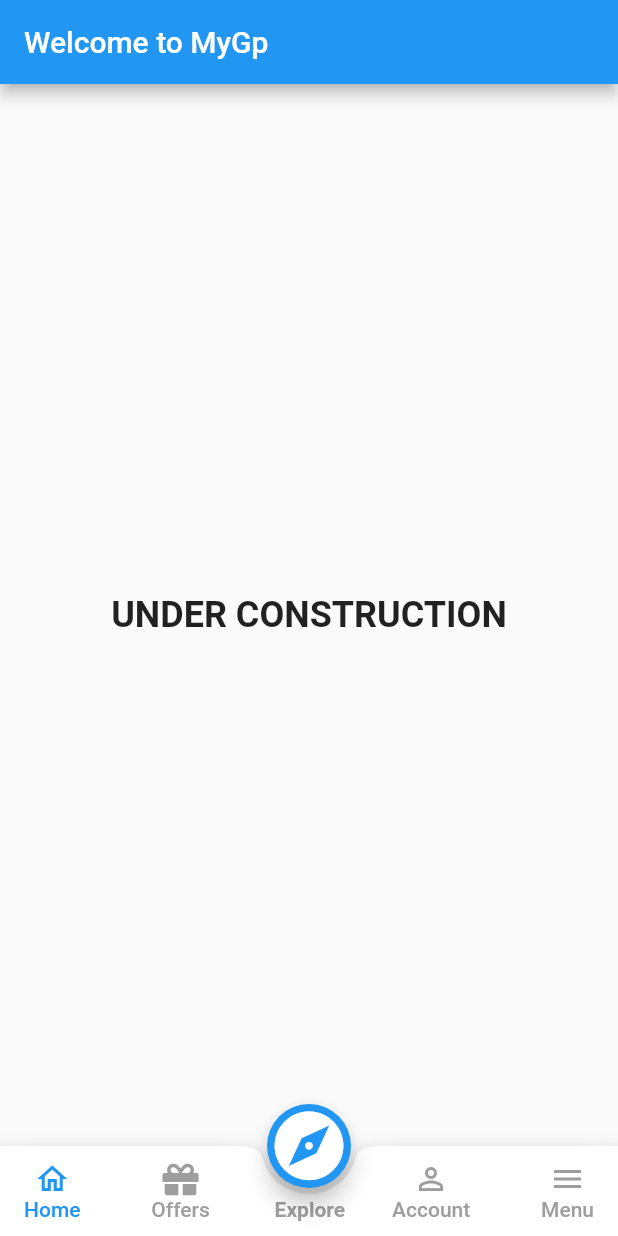
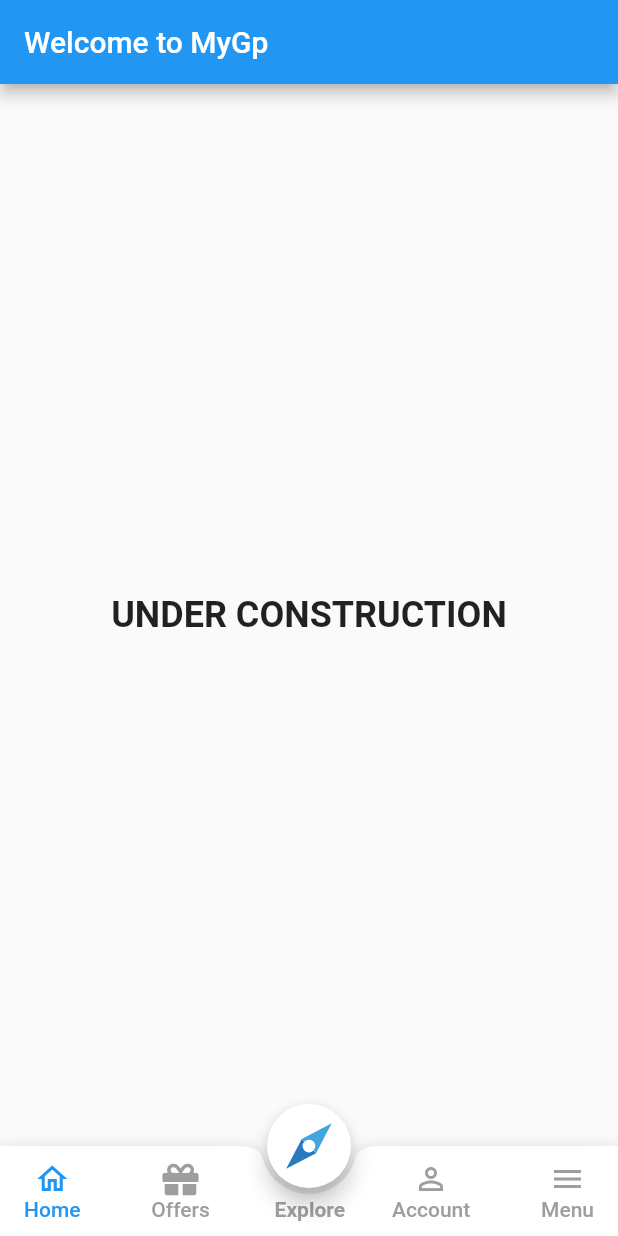
Before and after one commit to mdkamrulislam-web/my_gp_app_remake, a Flutter app: the screen it shows after launch, item 2 of the bottom bar chosen, scrolled down 63 dp, after a tap on "Home", on a phone screen of 412 x 824 dp. Run offline on Flutter 3.47's test engine with Material 2 defaults, Android fonts, the phone set to English and light mode, and no system bars; our stand-ins replace font_awesome_flutter.

Commit message:
26th Commit - 20th October 2021

```diff
--- /dev/null
+++ b/lib/customdesigns/exploreappicon.dart
@@ -0,0 +1,53 @@
+import 'package:flutter/material.dart';
+import 'package:testing/pages/home.dart';
+
+class RPSCustomPainter extends CustomPainter {
+  const RPSCustomPainter(
+      this.backgroundcolor, this.tringle1, this.tringle2, this.insideCircle);
+
+  final backgroundcolor;
+  final tringle1;
+  final tringle2;
+  final insideCircle;
+
+  @override
+  void paint(Canvas canvas, Size size) {
+    Paint paint_0_fill = Paint()..style = PaintingStyle.fill;
+    paint_0_fill.color = backgroundcolor;
+    // Color(0xffFFFFFF).withOpacity(1.0);
+    canvas.drawCircle(Offset(size.width * 0.4991493, size.height * 0.5003993),
+        size.width * 0.4639583, paint_0_fill);
+
+    Path path_1 = Path();
+    path_1.moveTo(size.width * 0.2283854, size.height * 0.7711632);
+    path_1.lineTo(size.width * 0.5842882, size.height * 0.5855035);
+    path_1.lineTo(size.width * 0.4991667, size.height * 0.5003819);
+    path_1.lineTo(size.width * 0.4140451, size.height * 0.4152604);
+    path_1.close();
+
+    Paint paint_1_fill = Paint()..style = PaintingStyle.fill;
+    paint_1_fill.color = tringle1;
+    canvas.drawPath(path_1, paint_1_fill);
+
+    Path path_2 = Path();
+    path_2.moveTo(size.width * 0.7699132, size.height * 0.2296354);
+    path_2.lineTo(size.width * 0.5842535, size.height * 0.5855382);
+    path_2.lineTo(size.width * 0.4991319, size.height * 0.5004167);
+    path_2.lineTo(size.width * 0.4140104, size.height * 0.4152951);
+    path_2.close();
+
+    Paint paint_2_fill = Paint()..style = PaintingStyle.fill;
+    paint_2_fill.color = tringle2;
+    canvas.drawPath(path_2, paint_2_fill);
+
+    Paint paint_3_fill = Paint()..style = PaintingStyle.fill;
+    paint_3_fill.color = insideCircle;
+    canvas.drawCircle(Offset(size.width * 0.4991493, size.height * 0.5003993),
+        size.width * 0.07612847, paint_3_fill);
+  }
+
+  @override
+  bool shouldRepaint(covariant CustomPainter oldDelegate) {
+    return true;
+  }
+}
--- a/lib/pages/home.dart
+++ b/lib/pages/home.dart
@@ -6,6 +6,7 @@ import 'package:testing/pages/dashboard.dart';
 import 'package:testing/pages/explore.dart';
 import 'package:testing/pages/menu.dart';
 import 'package:testing/pages/offerpage/offers.dart';
+import 'package:testing/customdesigns/exploreappicon.dart';
 
 class Home extends StatefulWidget {
   const Home({Key? key}) : super(key: key);
@@ -29,6 +30,12 @@ class _HomeState extends State<Home> {
   final PageStorageBucket bucket = PageStorageBucket();
   bool pressed = false;
   String buttonText = 'Explore';
+
+  Color explorebuttonbgcolor = Color(0xffFFFFFF).withOpacity(1.0);
+  int angle = 0;
+  Color tringle1 = Color(0xff2979BE).withOpacity(1.0);
+  Color tringle2 = Color(0xff42A5DD).withOpacity(1.0);
+  Color insideCircle = Color(0xffFFFFFF).withOpacity(1.0);
 
   Color? exploreButtonCheck() {
     if (pressed == true) {
@@ -54,15 +61,25 @@ class _HomeState extends State<Home> {
               pressed = true;
               currentScreen = const Explore();
               currentTab = 4;
+              angle = 180;
+              explorebuttonbgcolor = Colors.blue;
+              tringle1 = Colors.white;
+              tringle2 = Colors.white;
+              insideCircle = Colors.blue;
             });
           },
-        backgroundColor: Colors.blue,
-        child: const Icon(
-          Icons.explore,
-          color: Colors.white,
-          size: 55,
+          backgroundColor: explorebuttonbgcolor,
+          child: RotationTransition(
+            turns: AlwaysStoppedAnimation(angle / 360),
+            child: CustomPaint(
+              size: Size(
+                  60,
+                  (60 * 1)
+                      .toDouble()), //You can Replace [WIDTH] with your desired width for Custom Paint and height will be calculated automatically
+              painter: RPSCustomPainter(
+                  explorebuttonbgcolor, tringle1, tringle2, insideCircle),
             ),
-      ),
+          )),
       floatingActionButtonLocation: FloatingActionButtonLocation.centerDocked,
 
       //Bottom App Bar
@@ -82,6 +99,11 @@ class _HomeState extends State<Home> {
                       currentScreen = const Dashboard();
                       currentTab = 0;
                       pressed = false;
+                      explorebuttonbgcolor = Colors.white;
+                      angle = 0;
+                      tringle1 = Color(0xff2979BE).withOpacity(1.0);
+                      tringle2 = Color(0xff42A5DD).withOpacity(1.0);
+                      insideCircle = Color(0xffFFFFFF).withOpacity(1.0);
                     },
                   );
                 },
```
Also changed, not shown: pubspec.lock. Lines whose indentation alone changed are shown as unchanged.
